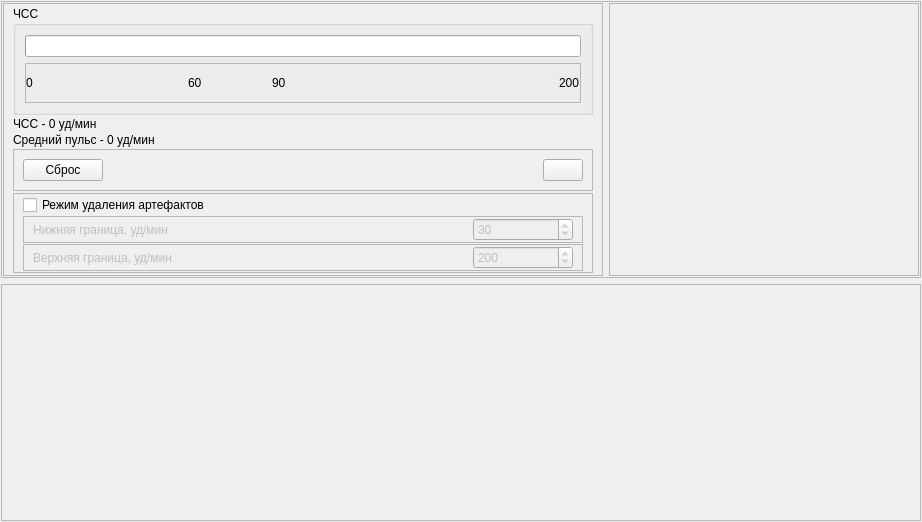
Qt form metodics_common/adv_channels/signal_frames/pulsewidget.ui (grigp/a-analyser) before a commit.
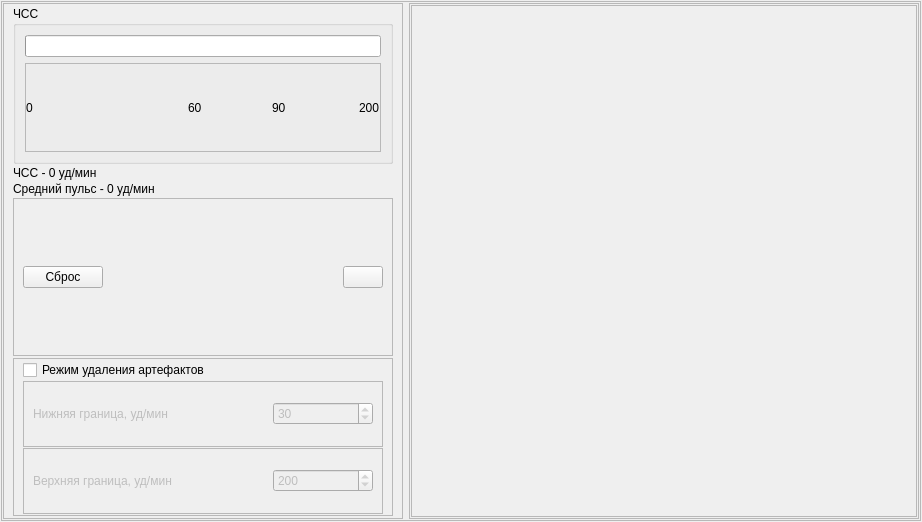
The same form after that commit. Icons and pictures are not drawn. Custom widgets are drawn as their Qt base class.

```diff
--- a/metodics_common/adv_channels/signal_frames/pulsewidget.ui
+++ b/metodics_common/adv_channels/signal_frames/pulsewidget.ui
@@ -57,7 +57,7 @@
         </property>
         <property name="minimumSize">
          <size>
-          <width>600</width>
+          <width>400</width>
           <height>0</height>
          </size>
         </property>
@@ -431,11 +431,19 @@
         <property name="frameShadow">
          <enum>QFrame::Raised</enum>
         </property>
-       </widget>
-      </item>
-     </layout>
-    </widget>
-   </item>
+        <layout class="QHBoxLayout" name="horizontalLayout_6">
+         <property name="leftMargin">
+          <number>1</number>
+         </property>
+         <property name="topMargin">
+          <number>1</number>
+         </property>
+         <property name="rightMargin">
+          <number>1</number>
+         </property>
+         <property name="bottomMargin">
+          <number>1</number>
+         </property>
    <item>
     <widget class="QFrame" name="frRitmoram">
      <property name="frameShape">
@@ -459,6 +467,12 @@
       </property>
       <item>
        <widget class="Oscilloscope" name="wgtRitmogram" native="true"/>
+            </item>
+           </layout>
+          </widget>
+         </item>
+        </layout>
+       </widget>
       </item>
      </layout>
     </widget>
```
Left out of the diff: 3 changed lines with no effect on the pictures. Lines whose indentation alone changed are shown as unchanged.
